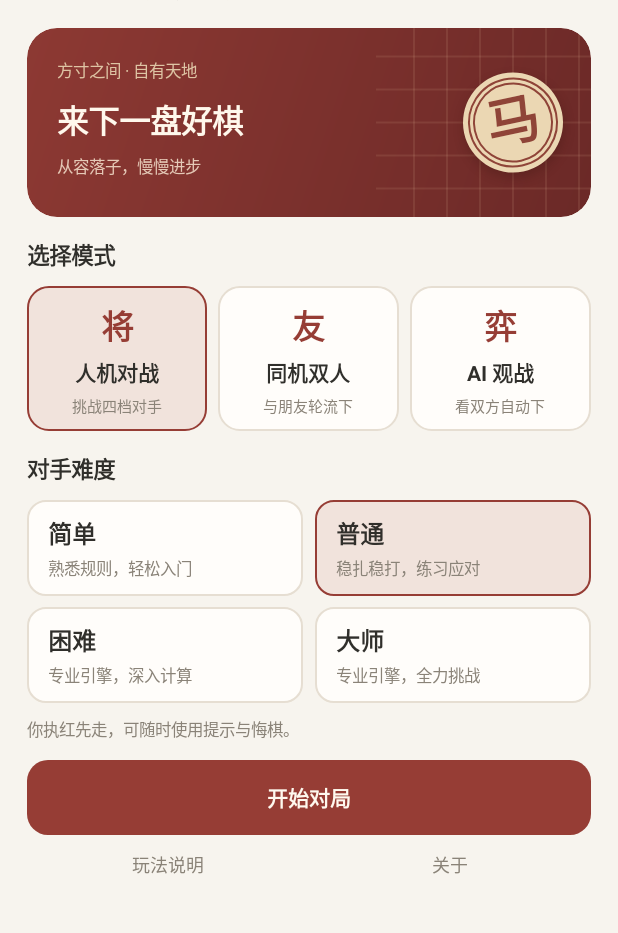
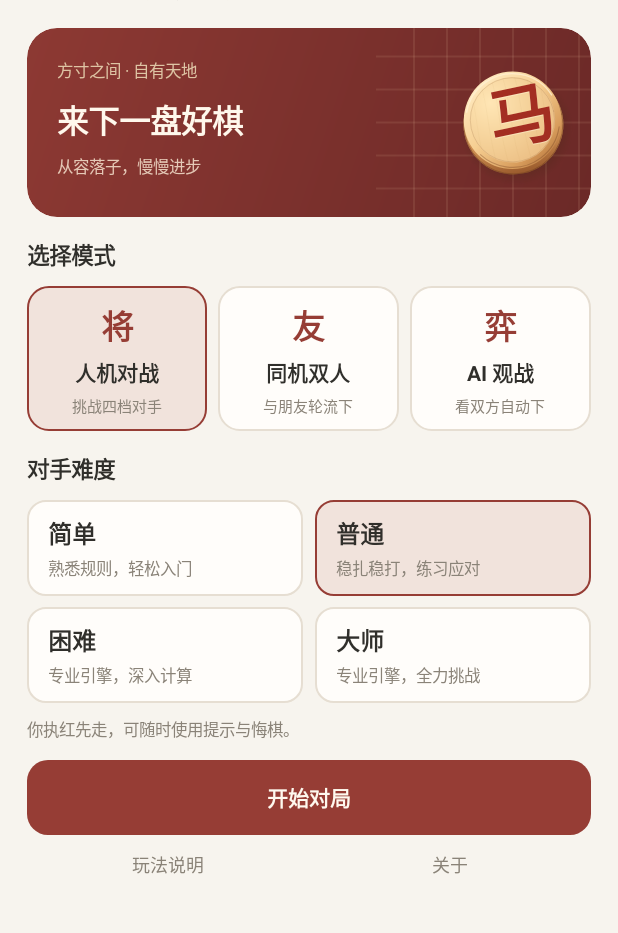
Before and after one commit to dingnandou/xiangqi-android, an Android app built with Jetpack Compose: the screen it shows after launch (MainActivity), on a phone screen of 412 x 824 dp, the part 95-1028 px from its top. Run offline under Robolectric (Android 15) with nearby library versions, the light colour scheme and no system bars.

Commit message:
feat: 按效果图更新圆润木质棋子并发布 2.1

```diff
--- a/app/build.gradle.kts
+++ b/app/build.gradle.kts
@@ -9,8 +9,8 @@ android {
         applicationId = "com.yijin.xiangqi.light"
         minSdk = 26
         targetSdk = 36
-        versionCode = 3
-        versionName = "2.0"
+        versionCode = 4
+        versionName = "2.1"
         ndk { abiFilters += listOf("arm64-v8a", "x86_64") }
         externalNativeBuild { cmake { arguments += "-DANDROID_STL=c++_static" } }
     }
--- /dev/null
+++ b/app/src/main/java/com/yijin/xiangqi/light/WoodPiecePainter.java
@@ -0,0 +1,101 @@
+package com.yijin.xiangqi.light;
+
+import android.graphics.Canvas;
+import android.graphics.Color;
+import android.graphics.LinearGradient;
+import android.graphics.Paint;
+import android.graphics.Path;
+import android.graphics.RadialGradient;
+import android.graphics.Shader;
+import android.graphics.Typeface;
+
+/** Rounded wooden pieces. Unit-space shaders are reused at every screen size. */
+final class WoodPiecePainter {
+    private final Paint paint = new Paint(Paint.ANTI_ALIAS_FLAG);
+    private final Typeface typeface = Typeface.create("serif", Typeface.BOLD);
+    private final Shader shadow = new RadialGradient(.04f, .13f, 1.14f,
+            new int[]{0x60452a15, 0x45452a15, Color.TRANSPARENT},
+            new float[]{0f, .77f, 1f}, Shader.TileMode.CLAMP);
+    private final Shader edge = new LinearGradient(0, -1, 0, 1.04f,
+            new int[]{0xffedc18a, 0xffc98a4e, 0xff995a2c},
+            new float[]{0f, .7f, 1f}, Shader.TileMode.CLAMP);
+    private final Shader bevel = new LinearGradient(-.6f, -.9f, .55f, .95f,
+            new int[]{0xffffeac0, 0xfff6cf92, 0xffd89d5c, 0xffb8783f},
+            new float[]{0f, .42f, .8f, 1f}, Shader.TileMode.CLAMP);
+    private final Shader face = new RadialGradient(-.36f, -.48f, 1.65f,
+            new int[]{0xffffe6b5, 0xfff3ce95, 0xffe8b77c},
+            new float[]{0f, .55f, 1f}, Shader.TileMode.CLAMP);
+    private final Path faceClip = new Path();
+    private final Path grain = new Path();
+
+    WoodPiecePainter() {
+        paint.setStrokeCap(Paint.Cap.ROUND);
+        faceClip.addCircle(0, -.055f, .855f, Path.Direction.CW);
+        // Faint, curved grain stays below the lettering and is clipped to the face.
+        for (int i = 0; i < 7; i++) {
+            float x = -.72f + i * .23f;
+            grain.moveTo(x, -1);
+            grain.cubicTo(x + .1f, -.5f, x - .09f, .23f, x + .035f, 1);
+        }
+    }
+
+    private void fill(Shader shader) {
+        paint.setStyle(Paint.Style.FILL);
+        paint.setColor(Color.WHITE);
+        paint.setShader(shader);
+    }
+
+    private void stroke(int color, float width) {
+        paint.setShader(null);
+        paint.setColor(color);
+        paint.setStyle(Paint.Style.STROKE);
+        paint.setStrokeWidth(width);
+    }
+
+    void draw(Canvas canvas, float x, float y, float radius, String name, boolean red) {
+        if (radius <= 0) return;
+        canvas.save();
+        canvas.translate(x, y);
+        canvas.scale(radius, radius);
+
+        fill(shadow);
+        canvas.drawCircle(.04f, .13f, 1.14f, paint);
+        // The lower edge gives depth without changing the round touch target.
+        fill(edge);
+        canvas.drawCircle(0, .04f, 1f, paint);
+        stroke(0x886e3e20, .018f);
+        canvas.drawCircle(0, .04f, .991f, paint);
+        fill(bevel);
+        canvas.drawCircle(0, -.045f, .975f, paint);
+        fill(face);
+        canvas.drawCircle(0, -.055f, .855f, paint);
+
+        canvas.save();
+        canvas.clipPath(faceClip);
+        stroke(0x12a5723b, .012f);
+        canvas.drawPath(grain, paint);
+        canvas.restore();
+
+        // Thin wood engraving and soft curved highlights replace colored double rings.
+        stroke(0x447f4e29, .012f);
+        canvas.drawCircle(0, -.055f, .842f, paint);
+        stroke(0xb3fff3d8, .028f);
+        canvas.drawArc(-.932f, -.977f, .932f, .887f, 202, 137, false, paint);
+        stroke(0x657c4828, .022f);
+        canvas.drawArc(-.941f, -.986f, .941f, .896f, 20, 125, false, paint);
+
+        paint.setShader(null);
+        paint.setStyle(Paint.Style.FILL);
+        paint.setTypeface(typeface);
+        paint.setFakeBoldText(true);
+        paint.setTextAlign(Paint.Align.CENTER);
+        paint.setTextSize(1.34f);
+        float baseline = -.055f - (paint.ascent() + paint.descent()) / 2;
+        // A restrained engraving highlight keeps the characters crisp on small screens.
+        paint.setColor(0x8cfff0d2);
+        canvas.drawText(name, .01f, baseline + .018f, paint);
+        paint.setColor(red ? 0xffa32e22 : 0xff29251f);
+        canvas.drawText(name, 0, baseline, paint);
+        canvas.restore();
+    }
+}
```
Also changed, not shown: app/src/main/java/com/yijin/xiangqi/light/MainActivity.java (+19 -23 lines), 7 other files.
